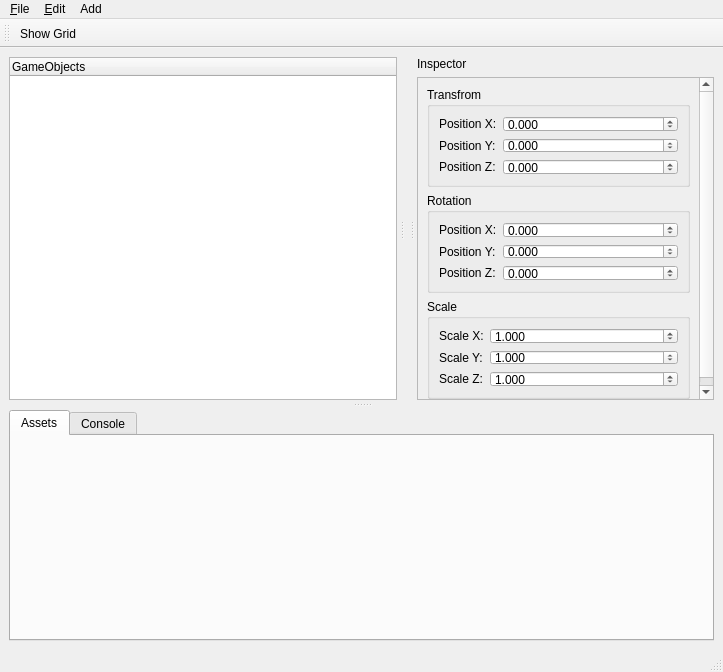
This is source/platforms/qt/MainWindow.ui in alanhaugen/gameengine as Qt 5 draws it before an edit. The edited form follows.
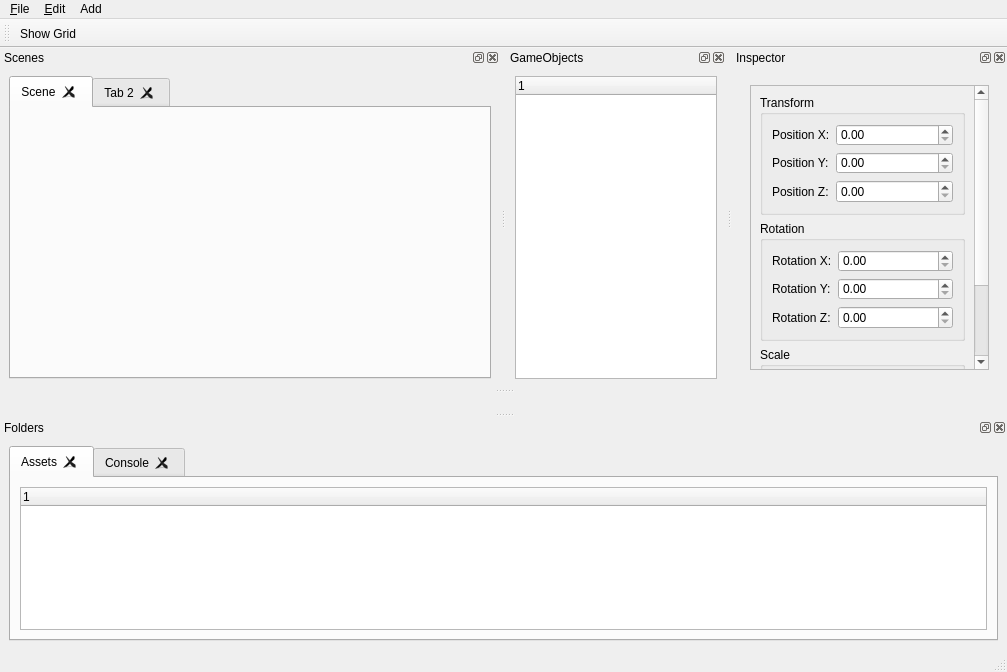
This is the edited form. The open tabs and pages were chosen to show the change.

```diff
--- a/source/platforms/qt/MainWindow.ui
+++ b/source/platforms/qt/MainWindow.ui
@@ -14,115 +14,309 @@
    <string>MainWindow</string>
   </property>
   <widget class="QWidget" name="centralwidget">
-   <layout class="QGridLayout" name="gridLayout">
-    <item row="0" column="0">
-     <widget class="QSplitter" name="splitter_2">
-      <property name="frameShape">
-       <enum>QFrame::Shape::NoFrame</enum>
-      </property>
-      <property name="frameShadow">
-       <enum>QFrame::Shadow::Plain</enum>
-      </property>
-      <property name="orientation">
-       <enum>Qt::Orientation::Vertical</enum>
-      </property>
-      <property name="handleWidth">
-       <number>10</number>
-      </property>
-      <property name="childrenCollapsible">
-       <bool>false</bool>
-      </property>
-      <widget class="QSplitter" name="splitter">
-       <property name="orientation">
-        <enum>Qt::Orientation::Horizontal</enum>
-       </property>
-       <property name="handleWidth">
-        <number>10</number>
-       </property>
-       <property name="childrenCollapsible">
+   <property name="sizePolicy">
+    <sizepolicy hsizetype="Expanding" vsizetype="Expanding">
+     <horstretch>0</horstretch>
+     <verstretch>0</verstretch>
+    </sizepolicy>
+   </property>
+   <layout class="QGridLayout" name="gridLayout_5"/>
+  </widget>
+  <widget class="QStatusBar" name="statusbar"/>
+  <widget class="QMenuBar" name="menubar">
+   <property name="geometry">
+    <rect>
+     <x>0</x>
+     <y>0</y>
+     <width>723</width>
+     <height>17</height>
+    </rect>
+   </property>
+   <widget class="QMenu" name="menuFile">
+    <property name="title">
+     <string>&amp;File</string>
+    </property>
+    <addaction name="action_Open"/>
+    <addaction name="action_Quit"/>
+   </widget>
+   <widget class="QMenu" name="menuEdit">
+    <property name="title">
+     <string>&amp;Edit</string>
+    </property>
+    <addaction name="actionSomething"/>
+   </widget>
+   <widget class="QMenu" name="menuAdd">
+    <property name="title">
+     <string>Add</string>
+    </property>
+    <addaction name="actionCube"/>
+    <addaction name="actionTriangle"/>
+    <addaction name="actionSphere"/>
+    <addaction name="actionViking_Room"/>
+   </widget>
+   <addaction name="menuFile"/>
+   <addaction name="menuEdit"/>
+   <addaction name="menuAdd"/>
+  </widget>
+  <widget class="QToolBar" name="toolBar">
+   <property name="sizePolicy">
+    <sizepolicy hsizetype="Preferred" vsizetype="Fixed">
+     <horstretch>0</horstretch>
+     <verstretch>0</verstretch>
+    </sizepolicy>
+   </property>
+   <property name="minimumSize">
+    <size>
+     <width>0</width>
+     <height>0</height>
+    </size>
+   </property>
+   <property name="windowTitle">
+    <string>toolBar</string>
+   </property>
+   <attribute name="toolBarArea">
+    <enum>TopToolBarArea</enum>
+   </attribute>
+   <attribute name="toolBarBreak">
         <bool>false</bool>
-       </property>
-       <widget class="QTreeWidget" name="treeGameObjects">
-        <column>
-         <property name="text">
-          <string>GameObjects</string>
-         </property>
-        </column>
-       </widget>
-       <widget class="QWidget" name="layoutWidget">
+   </attribute>
+   <addaction name="actionShow_Grid"/>
+  </widget>
+  <widget class="QDockWidget" name="SceneDock">
+   <property name="sizePolicy">
+    <sizepolicy hsizetype="Expanding" vsizetype="Expanding">
+     <horstretch>0</horstretch>
+     <verstretch>0</verstretch>
+    </sizepolicy>
+   </property>
+   <property name="minimumSize">
+    <size>
+     <width>500</width>
+     <height>314</height>
+    </size>
+   </property>
+   <property name="baseSize">
+    <size>
+     <width>0</width>
+     <height>400</height>
+    </size>
+   </property>
+   <property name="layoutDirection">
+    <enum>Qt::LayoutDirection::LeftToRight</enum>
+   </property>
+   <property name="windowTitle">
+    <string>Scenes</string>
+   </property>
+   <attribute name="dockWidgetArea">
+    <number>4</number>
+   </attribute>
+   <widget class="QWidget" name="DockScene">
+    <property name="sizePolicy">
+     <sizepolicy hsizetype="Expanding" vsizetype="Expanding">
+      <horstretch>0</horstretch>
+      <verstretch>0</verstretch>
+     </sizepolicy>
+    </property>
+    <property name="minimumSize">
+     <size>
+      <width>300</width>
+      <height>300</height>
+     </size>
+    </property>
+    <layout class="QGridLayout" name="gridLayout_2">
+     <item row="0" column="0">
+      <widget class="QTabWidget" name="ScenesTab">
+       <property name="minimumSize">
+        <size>
+         <width>0</width>
+         <height>200</height>
+        </size>
+       </property>
+       <property name="tabPosition">
+        <enum>QTabWidget::TabPosition::North</enum>
+       </property>
+       <property name="tabShape">
+        <enum>QTabWidget::TabShape::Rounded</enum>
+       </property>
+       <property name="currentIndex">
+        <number>0</number>
+       </property>
+       <property name="tabsClosable">
+        <bool>true</bool>
+       </property>
+       <property name="movable">
+        <bool>true</bool>
+       </property>
+       <widget class="QWidget" name="Scene">
+        <property name="sizePolicy">
+         <sizepolicy hsizetype="Expanding" vsizetype="Expanding">
+          <horstretch>0</horstretch>
+          <verstretch>0</verstretch>
+         </sizepolicy>
+        </property>
+        <property name="minimumSize">
+         <size>
+          <width>300</width>
+          <height>300</height>
+         </size>
+        </property>
+        <attribute name="title">
+         <string>Scene</string>
+        </attribute>
+        <layout class="QGridLayout" name="gridLayout_4">
+         <property name="topMargin">
+          <number>6</number>
+         </property>
+         <item row="0" column="0">
         <layout class="QVBoxLayout" name="VulkanLayout">
          <property name="spacing">
-          <number>6</number>
+            <number>4</number>
+           </property>
+           <property name="sizeConstraint">
+            <enum>QLayout::SizeConstraint::SetDefaultConstraint</enum>
+           </property>
+           <property name="leftMargin">
+            <number>0</number>
          </property>
          <property name="topMargin">
-          <number>25</number>
-         </property>
-        </layout>
+            <number>26</number>
+           </property>
+           <property name="rightMargin">
+            <number>0</number>
+           </property>
+           <property name="bottomMargin">
+            <number>0</number>
+           </property>
+          </layout>
+         </item>
+        </layout>
        </widget>
+       <widget class="QWidget" name="tab_2">
+        <property name="sizePolicy">
+         <sizepolicy hsizetype="Expanding" vsizetype="Expanding">
+          <horstretch>0</horstretch>
+          <verstretch>0</verstretch>
+         </sizepolicy>
+        </property>
+        <property name="minimumSize">
+         <size>
+          <width>300</width>
+          <height>300</height>
+         </size>
+        </property>
+        <attribute name="title">
+         <string>Tab 2</string>
+        </attribute>
+       </widget>
+      </widget>
+     </item>
+    </layout>
+   </widget>
+  </widget>
+  <widget class="QDockWidget" name="dockGameObjects">
+   <property name="sizePolicy">
+    <sizepolicy hsizetype="Expanding" vsizetype="Expanding">
+     <horstretch>0</horstretch>
+     <verstretch>0</verstretch>
+    </sizepolicy>
+   </property>
+   <property name="minimumSize">
+    <size>
+     <width>220</width>
+     <height>300</height>
+    </size>
+   </property>
+   <property name="baseSize">
+    <size>
+     <width>0</width>
+     <height>400</height>
+    </size>
+   </property>
+   <property name="floating">
+    <bool>false</bool>
+   </property>
+   <property name="windowTitle">
+    <string>GameObjects</string>
+   </property>
+   <attribute name="dockWidgetArea">
+    <number>4</number>
+   </attribute>
+   <widget class="QWidget" name="dockWidgetContents">
+    <layout class="QGridLayout" name="gridLayout">
+     <item row="0" column="0">
+      <widget class="QTreeWidget" name="treeGameObjects">
+       <property name="sizePolicy">
+        <sizepolicy hsizetype="Preferred" vsizetype="Expanding">
+         <horstretch>0</horstretch>
+         <verstretch>0</verstretch>
+        </sizepolicy>
+       </property>
+       <property name="minimumSize">
+        <size>
+         <width>180</width>
+         <height>0</height>
+        </size>
+       </property>
+      </widget>
+     </item>
+    </layout>
+   </widget>
+  </widget>
+  <widget class="QDockWidget" name="DockInspector">
+   <property name="sizePolicy">
+    <sizepolicy hsizetype="Expanding" vsizetype="Expanding">
+     <horstretch>0</horstretch>
+     <verstretch>0</verstretch>
+    </sizepolicy>
+   </property>
+   <property name="minimumSize">
+    <size>
+     <width>275</width>
+     <height>300</height>
+    </size>
+   </property>
+   <property name="baseSize">
+    <size>
+     <width>0</width>
+     <height>400</height>
+    </size>
+   </property>
+   <property name="windowTitle">
+    <string>Inspector</string>
+   </property>
+   <attribute name="dockWidgetArea">
+    <number>4</number>
+   </attribute>
+   <widget class="QWidget" name="dockWidgetContents_2">
+    <layout class="QVBoxLayout" name="verticalLayout_7">
+     <item>
        <widget class="QWidget" name="Inspectorwidget" native="true">
-        <property name="sizePolicy">
-         <sizepolicy hsizetype="Preferred" vsizetype="Expanding">
-          <horstretch>0</horstretch>
-          <verstretch>0</verstretch>
-         </sizepolicy>
-        </property>
-        <property name="minimumSize">
-         <size>
-          <width>150</width>
-          <height>0</height>
-         </size>
-        </property>
         <layout class="QVBoxLayout" name="verticalLayout_2">
-         <item>
-          <widget class="QLabel" name="label">
-           <property name="text">
-            <string>Inspector</string>
-           </property>
-          </widget>
-         </item>
          <item>
           <widget class="QScrollArea" name="scrollArea">
            <property name="widgetResizable">
             <bool>true</bool>
            </property>
-           <widget class="QWidget" name="scrollAreaWidgetContents_3">
+          <widget class="QWidget" name="scrollAreaWidgetContents">
             <property name="geometry">
              <rect>
               <x>0</x>
               <y>0</y>
-              <width>231</width>
-              <height>324</height>
-             </rect>
-            </property>
-            <property name="sizePolicy">
-             <sizepolicy hsizetype="Preferred" vsizetype="Expanding">
-              <horstretch>0</horstretch>
-              <verstretch>0</verstretch>
-             </sizepolicy>
-            </property>
-            <property name="minimumSize">
-             <size>
-              <width>150</width>
-              <height>0</height>
-             </size>
-            </property>
-            <property name="sizeIncrement">
-             <size>
-              <width>0</width>
-              <height>0</height>
-             </size>
-            </property>
+             <width>249</width>
+             <height>360</height>
+            </rect>
+           </property>
             <layout class="QVBoxLayout" name="verticalLayout_3">
              <item>
-              <widget class="QGroupBox" name="GroupTransform">
+             <widget class="QGroupBox" name="groupTransform">
                <property name="maximumSize">
                 <size>
                  <width>16777215</width>
-                 <height>100</height>
+                <height>120</height>
                 </size>
                </property>
                <property name="title">
-                <string>Transfrom</string>
+               <string>Transform</string>
                </property>
                <layout class="QFormLayout" name="formLayout">
                 <item row="0" column="0">
@@ -133,17 +327,10 @@
                  </widget>
                 </item>
                 <item row="0" column="1">
-                 <widget class="QDoubleSpinBox" name="PosXSpin">
-                  <property name="decimals">
-                   <number>3</number>
-                  </property>
-                  <property name="minimum">
-                   <double>-10000.000000000000000</double>
-                  </property>
-                  <property name="maximum">
-                   <double>10000.000000000000000</double>
-                  </property>
-                 </widget>
+                <widget class="QDoubleSpinBox" name="PosXSpin"/>
+               </item>
+               <item row="1" column="1">
+                <widget class="QDoubleSpinBox" name="PosYSpin"/>
                 </item>
                 <item row="1" column="0">
                  <widget class="QLabel" name="PositionY">
@@ -152,18 +339,8 @@
                   </property>
                  </widget>
                 </item>
-                <item row="1" column="1">
-                 <widget class="QDoubleSpinBox" name="PosYSpin">
-                  <property name="decimals">
-                   <number>3</number>
-                  </property>
-                  <property name="minimum">
-                   <double>-10000.000000000000000</double>
-                  </property>
-                  <property name="maximum">
-                   <double>10000.000000000000000</double>
-                  </property>
-                 </widget>
+               <item row="2" column="1">
+                <widget class="QDoubleSpinBox" name="PosZSpin"/>
                 </item>
                 <item row="2" column="0">
                  <widget class="QLabel" name="PositionZ">
@@ -172,28 +349,15 @@
                   </property>
                  </widget>
                 </item>
-                <item row="2" column="1">
-                 <widget class="QDoubleSpinBox" name="PosZSpin">
-                  <property name="decimals">
-                   <number>3</number>
-                  </property>
-                  <property name="minimum">
-                   <double>-10000.000000000000000</double>
-                  </property>
-                  <property name="maximum">
-                   <double>10000.000000000000000</double>
-                  </property>
-                 </widget>
-                </item>
                </layout>
               </widget>
              </item>
              <item>
-              <widget class="QGroupBox" name="GroupRotation">
+             <widget class="QGroupBox" name="groupRotation">
                <property name="maximumSize">
                 <size>
                  <width>16777215</width>
-                 <height>100</height>
+                <height>120</height>
                 </size>
                </property>
                <property name="title">
@@ -203,60 +367,30 @@
                 <item row="0" column="0">
                  <widget class="QLabel" name="RotationX">
                   <property name="text">
-                   <string>Position X:</string>
+                  <string>Rotation X:</string>
                   </property>
                  </widget>
                 </item>
+               <item row="0" column="1">
+                <widget class="QDoubleSpinBox" name="RotationXSpin"/>
+               </item>
+               <item row="1" column="1">
+                <widget class="QDoubleSpinBox" name="RotationYSpin"/>
+               </item>
                 <item row="1" column="0">
                  <widget class="QLabel" name="RotationY">
                   <property name="text">
-                   <string>Position Y:</string>
+                  <string>Rotation Y:</string>
                   </property>
                  </widget>
                 </item>
+               <item row="2" column="1">
+                <widget class="QDoubleSpinBox" name="RotationZSpin"/>
+               </item>
                 <item row="2" column="0">
                  <widget class="QLabel" name="RotationZ">
                   <property name="text">
-                   <string>Position Z:</string>
-                  </property>
-                 </widget>
-                </item>
-                <item row="0" column="1">
-                 <widget class="QDoubleSpinBox" name="RotXSpin">
-                  <property name="decimals">
-                   <number>3</number>
-                  </property>
-                  <property name="minimum">
-                   <double>-10000.000000000000000</double>
-                  </property>
-                  <property name="maximum">
-                   <double>10000.000000000000000</double>
-                  </property>
-                 </widget>
-                </item>
-                <item row="1" column="1">
-                 <widget class="QDoubleSpinBox" name="RotYSpin">
-                  <property name="decimals">
-                   <number>3</number>
-                  </property>
-                  <property name="minimum">
-                   <double>-10000.000000000000000</double>
-                  </property>
-                  <property name="maximum">
-                   <double>10000.000000000000000</double>
-                  </property>
-                 </widget>
-                </item>
-                <item row="2" column="1">
-                 <widget class="QDoubleSpinBox" name="RotZSpin">
-                  <property name="decimals">
-                   <number>3</number>
-                  </property>
-                  <property name="minimum">
-                   <double>-10000.000000000000000</double>
-                  </property>
-                  <property name="maximum">
-                   <double>10000.000000000000000</double>
+                  <string>Rotation Z:</string>
                   </property>
                  </widget>
                 </item>
@@ -264,24 +398,11 @@
               </widget>
              </item>
              <item>
-              <spacer name="verticalSpacer">
-               <property name="orientation">
-                <enum>Qt::Orientation::Vertical</enum>
-               </property>
-               <property name="sizeHint" stdset="0">
-                <size>
-                 <width>20</width>
-                 <height>40</height>
-                </size>
-               </property>
-              </spacer>
-             </item>
-             <item>
-              <widget class="QGroupBox" name="GroupScale">
+             <widget class="QGroupBox" name="groupScale">
                <property name="maximumSize">
                 <size>
                  <width>16777215</width>
-                 <height>100</height>
+                <height>120</height>
                 </size>
                </property>
                <property name="title">
@@ -296,20 +417,10 @@
                  </widget>
                 </item>
                 <item row="0" column="1">
-                 <widget class="QDoubleSpinBox" name="ScaleXSpin">
-                  <property name="decimals">
-                   <number>3</number>
-                  </property>
-                  <property name="minimum">
-                   <double>-10000.000000000000000</double>
-                  </property>
-                  <property name="maximum">
-                   <double>10000.000000000000000</double>
-                  </property>
-                  <property name="value">
-                   <double>1.000000000000000</double>
-                  </property>
-                 </widget>
+                <widget class="QDoubleSpinBox" name="ScaleXSpin"/>
+               </item>
+               <item row="1" column="1">
+                <widget class="QDoubleSpinBox" name="ScaleYSpin"/>
                 </item>
                 <item row="1" column="0">
                  <widget class="QLabel" name="ScaleY">
@@ -318,21 +429,8 @@
                   </property>
                  </widget>
                 </item>
-                <item row="1" column="1">
-                 <widget class="QDoubleSpinBox" name="ScaleYSpin">
-                  <property name="decimals">
-                   <number>3</number>
-                  </property>
-                  <property name="minimum">
-                   <double>-10000.000000000000000</double>
-                  </property>
-                  <property name="maximum">
-                   <double>10000.000000000000000</double>
-                  </property>
-                  <property name="value">
-                   <double>1.000000000000000</double>
-                  </property>
-                 </widget>
+               <item row="2" column="1">
+                <widget class="QDoubleSpinBox" name="ScaleZSpin"/>
                 </item>
                 <item row="2" column="0">
                  <widget class="QLabel" name="ScaleZ">
@@ -341,54 +439,80 @@
                   </property>
                  </widget>
                 </item>
-                <item row="2" column="1">
-                 <widget class="QDoubleSpinBox" name="ScaleXSpin_2">
-                  <property name="decimals">
-                   <number>3</number>
-                  </property>
-                  <property name="minimum">
-                   <double>-10000.000000000000000</double>
-                  </property>
-                  <property name="maximum">
-                   <double>10000.000000000000000</double>
-                  </property>
-                  <property name="value">
-                   <double>1.000000000000000</double>
-                  </property>
+              </layout>
                  </widget>
                 </item>
                </layout>
               </widget>
+         </widget>
              </item>
             </layout>
            </widget>
-          </widget>
          </item>
         </layout>
        </widget>
       </widget>
+  <widget class="QDockWidget" name="dockAssets">
+   <property name="sizePolicy">
+    <sizepolicy hsizetype="Preferred" vsizetype="Preferred">
+     <horstretch>0</horstretch>
+     <verstretch>0</verstretch>
+    </sizepolicy>
+   </property>
+   <property name="minimumSize">
+    <size>
+     <width>400</width>
+     <height>146</height>
+    </size>
+   </property>
+   <property name="windowTitle">
+    <string>Folders</string>
+   </property>
+   <attribute name="dockWidgetArea">
+    <number>8</number>
+   </attribute>
+   <widget class="QWidget" name="dockWidgetContents_3">
+    <layout class="QGridLayout" name="gridLayout_3">
+     <item row="0" column="0">
       <widget class="QTabWidget" name="tabWidget">
+       <property name="sizePolicy">
+        <sizepolicy hsizetype="Expanding" vsizetype="Preferred">
+         <horstretch>0</horstretch>
+         <verstretch>0</verstretch>
+        </sizepolicy>
+       </property>
        <property name="minimumSize">
         <size>
          <width>0</width>
-         <height>100</height>
+         <height>120</height>
         </size>
        </property>
        <property name="currentIndex">
-        <number>1</number>
+        <number>0</number>
+       </property>
+       <property name="tabsClosable">
+        <bool>true</bool>
+       </property>
+       <property name="movable">
+        <bool>true</bool>
        </property>
        <widget class="QWidget" name="Assets">
         <attribute name="title">
          <string>Assets</string>
         </attribute>
+        <layout class="QVBoxLayout" name="verticalLayout_4">
+         <item>
+          <widget class="QTreeWidget" name="treeWidget"/>
+         </item>
+        </layout>
        </widget>
        <widget class="QWidget" name="Console">
         <attribute name="title">
          <string>Console</string>
         </attribute>
-        <layout class="QVBoxLayout" name="verticalLayout">
+        <layout class="QVBoxLayout" name="verticalLayout_5">
          <item>
-          <widget class="QPlainTextEdit" name="LoggerText">
+          <widget class="QPlainTextEdit" name="plainTextEdit">
            <property name="readOnly">
             <bool>true</bool>
            </property>
@@ -397,69 +521,9 @@
         </layout>
        </widget>
       </widget>
-     </widget>
     </item>
    </layout>
   </widget>
-  <widget class="QStatusBar" name="statusbar"/>
-  <widget class="QMenuBar" name="menubar">
-   <property name="geometry">
-    <rect>
-     <x>0</x>
-     <y>0</y>
-     <width>723</width>
-     <height>17</height>
-    </rect>
-   </property>
-   <widget class="QMenu" name="menuFile">
-    <property name="title">
-     <string>&amp;File</string>
-    </property>
-    <addaction name="action_Open"/>
-    <addaction name="action_Quit"/>
-   </widget>
-   <widget class="QMenu" name="menuEdit">
-    <property name="title">
-     <string>&amp;Edit</string>
-    </property>
-    <addaction name="actionSomething"/>
-   </widget>
-   <widget class="QMenu" name="menuAdd">
-    <property name="title">
-     <string>Add</string>
-    </property>
-    <addaction name="actionCube"/>
-    <addaction name="actionTriangle"/>
-    <addaction name="actionSphere"/>
-    <addaction name="actionViking_Room"/>
-   </widget>
-   <addaction name="menuFile"/>
-   <addaction name="menuEdit"/>
-   <addaction name="menuAdd"/>
-  </widget>
-  <widget class="QToolBar" name="toolBar">
-   <property name="sizePolicy">
-    <sizepolicy hsizetype="Fixed" vsizetype="Fixed">
-     <horstretch>0</horstretch>
-     <verstretch>0</verstretch>
-    </sizepolicy>
-   </property>
-   <property name="minimumSize">
-    <size>
-     <width>0</width>
-     <height>0</height>
-    </size>
-   </property>
-   <property name="windowTitle">
-    <string>toolBar</string>
-   </property>
-   <attribute name="toolBarArea">
-    <enum>TopToolBarArea</enum>
-   </attribute>
-   <attribute name="toolBarBreak">
-    <bool>false</bool>
-   </attribute>
-   <addaction name="actionShow_Grid"/>
   </widget>
   <action name="action_Open">
    <property name="text">
```
Lines whose indentation alone changed are shown as unchanged.
